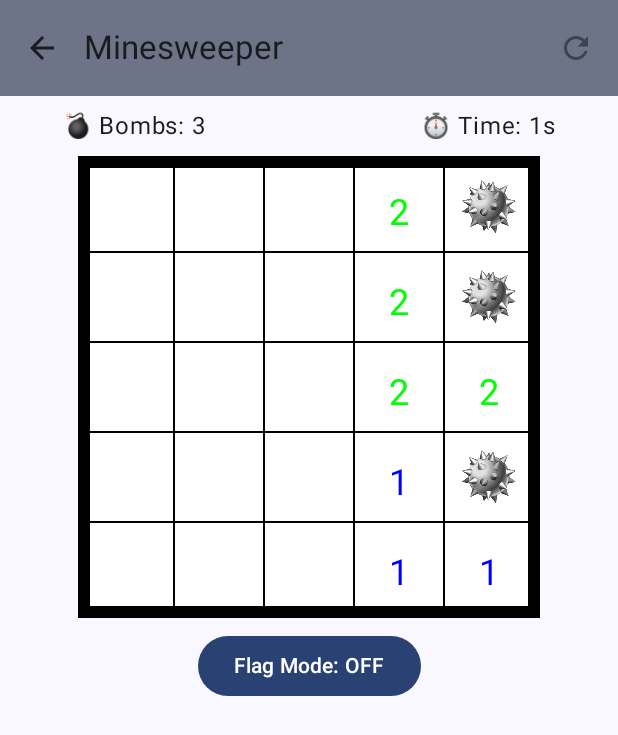
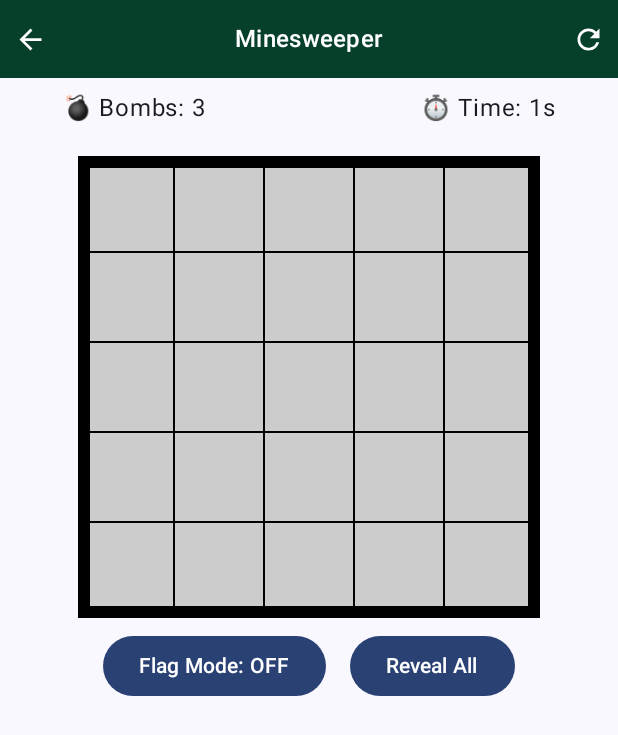
Before and after one commit to EKasuti/AIT-MobileSoftwareDevelopment, an Android app built with Jetpack Compose: the composable GameScreen shown on its own in the app's theme, on a phone screen of 412 x 824 dp. Shown: the top 735 px of the screen. Run offline under Robolectric (Android 15) with nearby library versions, the phone set to English and light mode, and no system bars; 1 statement that could not run was skipped.

Commit message:
reveal and flag feature updates

```diff
--- a/Minesweeper/app/src/main/java/com/example/minesweeper/screens/GameScreen.kt
+++ b/Minesweeper/app/src/main/java/com/example/minesweeper/screens/GameScreen.kt
@@ -23,18 +23,17 @@ import androidx.compose.ui.geometry.Size
 import androidx.compose.ui.graphics.Color
 import androidx.compose.ui.graphics.ImageBitmap
 import android.graphics.Paint
+import androidx.compose.foundation.background
 import androidx.compose.foundation.layout.fillMaxWidth
 import androidx.compose.foundation.layout.height
 import androidx.compose.foundation.layout.size
 import androidx.compose.material.icons.Icons
-import androidx.compose.material.icons.filled.ArrowBack
+import androidx.compose.material.icons.automirrored.filled.ArrowBack
 import androidx.compose.material.icons.filled.Refresh
 import androidx.compose.material3.ExperimentalMaterial3Api
 import androidx.compose.material3.Icon
 import androidx.compose.material3.IconButton
 import androidx.compose.material3.MaterialTheme
-import androidx.compose.material3.TopAppBar
-import androidx.compose.material3.TopAppBarDefaults
 import androidx.compose.runtime.LaunchedEffect
 import androidx.compose.runtime.mutableIntStateOf
 import androidx.compose.ui.geometry.Offset
@@ -51,6 +50,7 @@ import androidx.compose.ui.input.pointer.pointerInput
 import androidx.compose.ui.graphics.drawscope.DrawScope
 import androidx.compose.ui.graphics.drawscope.Stroke
 import androidx.compose.ui.platform.LocalDensity
+import androidx.compose.ui.res.colorResource
 import kotlinx.coroutines.delay
 
 @OptIn(ExperimentalMaterial3Api::class)
@@ -81,31 +81,51 @@ fun GameScreen(
         modifier = modifier.fillMaxSize(),
         horizontalAlignment = Alignment.CenterHorizontally
     ) {
-        // Top app bar - back to home screen and restart button
-        TopAppBar(
-            title = {
-                Text(stringResource(R.string.app_name))
-            },
-            colors = TopAppBarDefaults.topAppBarColors(
-                containerColor =
-                    MaterialTheme.colorScheme.secondaryContainer
-            ),
-            navigationIcon = {
-                IconButton(onClick = {  }) {
-                    Icon(Icons.Filled.ArrowBack, contentDescription = "Back")
+
+        // Top bar (had to replace top bar cause of height issue)
+        Row(
+            modifier = Modifier
+                .fillMaxWidth()
+                .height(52.dp)
+                .background(colorResource(R.color.dark_green)),
+            verticalAlignment = Alignment.CenterVertically,
+            horizontalArrangement = Arrangement.SpaceBetween
+        ) {
+            // Back button
+            IconButton( onClick = { }, modifier = Modifier.size(40.dp)
+            ) {
+                Icon(
+                    imageVector = Icons.AutoMirrored.Filled.ArrowBack,
+                    contentDescription = "Back",
+                    tint = Color.White,
+                    modifier = Modifier.size(22.dp)
+                )
             }
-            },
-            actions = {
-                IconButton(onClick = {
-                    // we restart the game
+
+            // Title
+            Text(
+                text = stringResource(R.string.app_name),
+                color = Color.White,
+                style = MaterialTheme.typography.titleMedium
+            )
+
+            // Refresh button
+            IconButton(
+                onClick = {
                     minesweeperViewModel.setNewBoard(selectedLevel)
                     elapsedTime = 0
                     flagMode = false
-                }) {
-                    Icon(Icons.Filled.Refresh, contentDescription = "Restart game")
+                },
+                modifier = Modifier.size(40.dp)
+            ) {
+                Icon(
+                    imageVector = Icons.Filled.Refresh,
+                    contentDescription = stringResource(R.string.restart_game),
+                    tint = Color.White,
+                    modifier = Modifier.size(22.dp)
+                )
             }
         }
-        )
 
         Spacer(modifier = Modifier.height(8.dp))
 
@@ -114,10 +134,39 @@ fun GameScreen(
             horizontalArrangement = Arrangement.SpaceBetween,
             modifier = Modifier.fillMaxWidth(0.8f)
         ) {
-            Text("💣 Bombs: ${minesweeperViewModel.bombCount}")
-            Text("⏱️ Time: ${elapsedTime}s")
+            Text(stringResource(R.string.bombs_count, minesweeperViewModel.bombCount))
+            Text(stringResource(R.string.time_counter, elapsedTime))
         }
 
+        Spacer(modifier = Modifier.height(12.dp))
+
+        // Game over message
+        if (minesweeperViewModel.isGameOver && !minesweeperViewModel.isGameWon) {
+            Spacer(modifier = Modifier.height(8.dp))
+            if (minesweeperViewModel.isRevealedManually) {
+                Text(
+                    text = stringResource(R.string.hard_reveal_message),
+                    color = Color.Gray,
+                    style = MaterialTheme.typography.titleMedium
+                )
+            } else {
+                Text(
+                    text = stringResource(R.string.game_over_message),
+                    color = Color.Red,
+                    style = MaterialTheme.typography.titleMedium
+                )
+            }
+        }
+
+        // Game won message
+        if (minesweeperViewModel.isGameWon) {
+            Spacer(modifier = Modifier.height(8.dp))
+            Text(
+                text = stringResource(R.string.game_won_message),
+                color = Color.Green,
+                style = MaterialTheme.typography.titleMedium
+            )
+        }
 
         Spacer(modifier = Modifier.height(12.dp))
 
@@ -133,10 +182,35 @@ fun GameScreen(
 
         Spacer(modifier = Modifier.height(12.dp))
 
-        // flag mode toggle button
+
+        // Reveal and flag buttons
+        if (!minesweeperViewModel.isGameOver && !minesweeperViewModel.isGameWon) {
+            // Reveal and flag buttons
+            Row(
+                horizontalArrangement = Arrangement.spacedBy(16.dp),
+                verticalAlignment = Alignment.CenterVertically
+            ) {
                 Button(onClick = { flagMode = !flagMode }) {
-            Text(if (flagMode) "Flag Mode: ON" else "Flag Mode: OFF")
+                    Text(if (flagMode) stringResource(R.string.flag_mode_on) else stringResource(R.string.flag_mode_off))
                 }
+
+                Button(onClick = { minesweeperViewModel.revealAll() }) {
+                    Text(stringResource(R.string.reveal_all))
+                }
+            }
+        } else {
+            // Restart button when game ends
+            Button(
+                onClick = {
+                    minesweeperViewModel.setNewBoard(selectedLevel)
+                    elapsedTime = 0
+                    flagMode = false
+                }
+            ) {
+                Text(stringResource(R.string.restart_game))
+            }
+        }
+
     }
 }
 
@@ -188,10 +262,12 @@ fun MineSweeperBoard(
                 val cellSize = Size(cellWidth, cellHeight)
 
                 drawRect(
-                    color = when {
-                        cell.state == CellState.OPENED && cell.isBomb -> Color.Red
-                        cell.state == CellState.FLAGGED -> Color.Yellow
-                        else -> Color.White
+                    color = when (cell.state) {
+                        CellState.OPENED -> {
+                            if (cell.isBomb) Color.Red else Color.White // opened cell color
+                        }
+                        CellState.FLAGGED -> Color.Yellow
+                        CellState.UNOPENED -> Color.LightGray // unopened cell color
                     },
                     topLeft = cellOffset,
                     size = cellSize
@@ -205,10 +281,12 @@ fun MineSweeperBoard(
                 )
 
 
+                if (cell.state == CellState.OPENED) {
                     if (cell.isBomb) {
                         drawBomb(this, bombImage, startX, startY, cellWidth, cellHeight)
                     } else if (cell.adjacentBombs > 0) {
                         drawNumber(this, startX, startY, cellWidth, cellHeight, cell.adjacentBombs)
+                    }
                 }
 
                 // Draw flag on top if flagged
--- a/Minesweeper/app/src/main/res/values/strings.xml
+++ b/Minesweeper/app/src/main/res/values/strings.xml
@@ -3,4 +3,13 @@
     <string name="welcome_message"> Welcome to MineSweeper </string>
     <string name="start_game"> Start Game </string>
     <string name="game_screen">This is the Game Screen!</string>
+    <string name="hard_reveal_message">You revealed all cells manually :/</string>
+    <string name="game_over_message">Oops, Game Over! You hit a bomb :(</string>
+    <string name="game_won_message">Yay, You Won! All bombs avoided :)</string>
+    <string name="flag_mode_on">Flag Mode: ON</string>
+    <string name="flag_mode_off">Flag Mode: OFF</string>
+    <string name="reveal_all">Reveal All</string>
+    <string name="restart_game">Restart Game</string>
+    <string name="bombs_count">💣 Bombs: %1$s</string>
+    <string name="time_counter">⏱️ Time: %1$ss</string>
 </resources>
```
Also changed, not shown: Minesweeper/app/src/main/java/com/example/minesweeper/screens/MinesweeperViewModel.kt (+89 -2 lines), 1 other file. Lines whose indentation alone changed are shown as unchanged.
